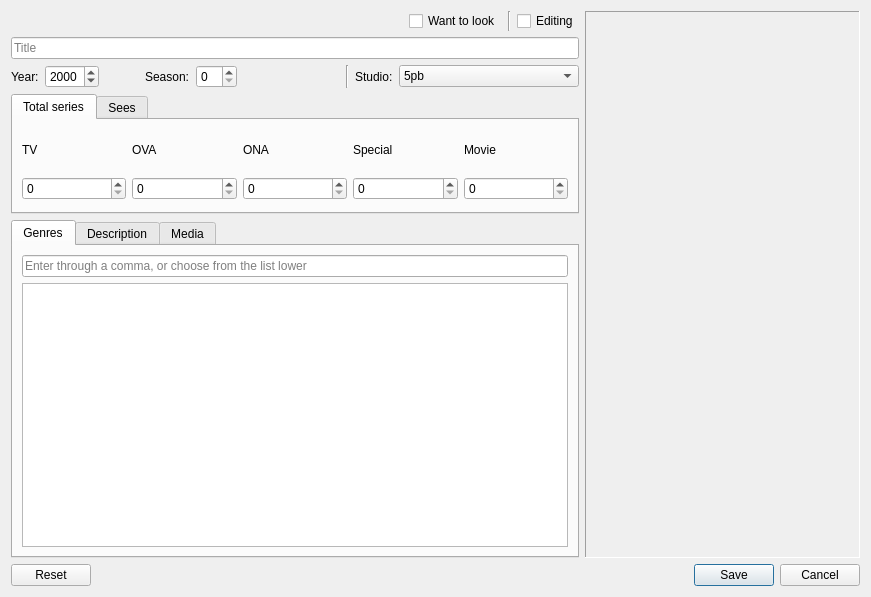
Old version of the form dialogaddanime.ui in the repository LibertaSoft/DatabaseAnime.
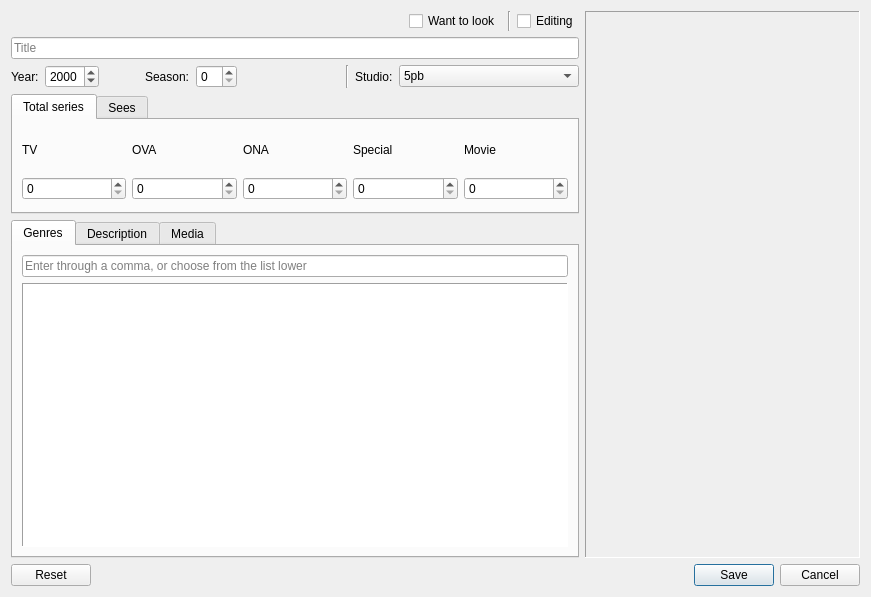
New version of the form. The open tabs and pages were chosen to show the change. Icons and pictures are not drawn. Custom widgets are drawn as their Qt base class.

Diff of the .ui file:
```diff
--- a/dialogaddanime.ui
+++ b/dialogaddanime.ui
@@ -1229,6 +1229,9 @@
              <property name="layoutDirection">
               <enum>Qt::LeftToRight</enum>
              </property>
+             <property name="frameShape">
+              <enum>QFrame::Panel</enum>
+             </property>
              <property name="horizontalScrollBarPolicy">
               <enum>Qt::ScrollBarAsNeeded</enum>
              </property>
```
Left out of the diff: 2 changed lines with no effect on the pictures.
